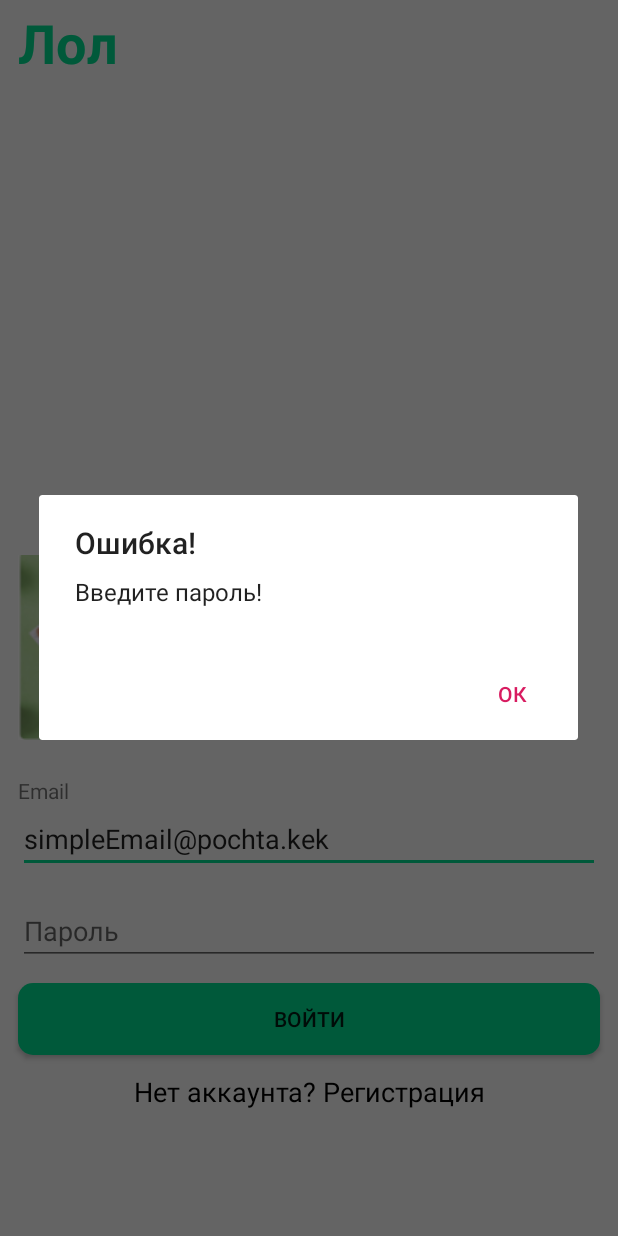
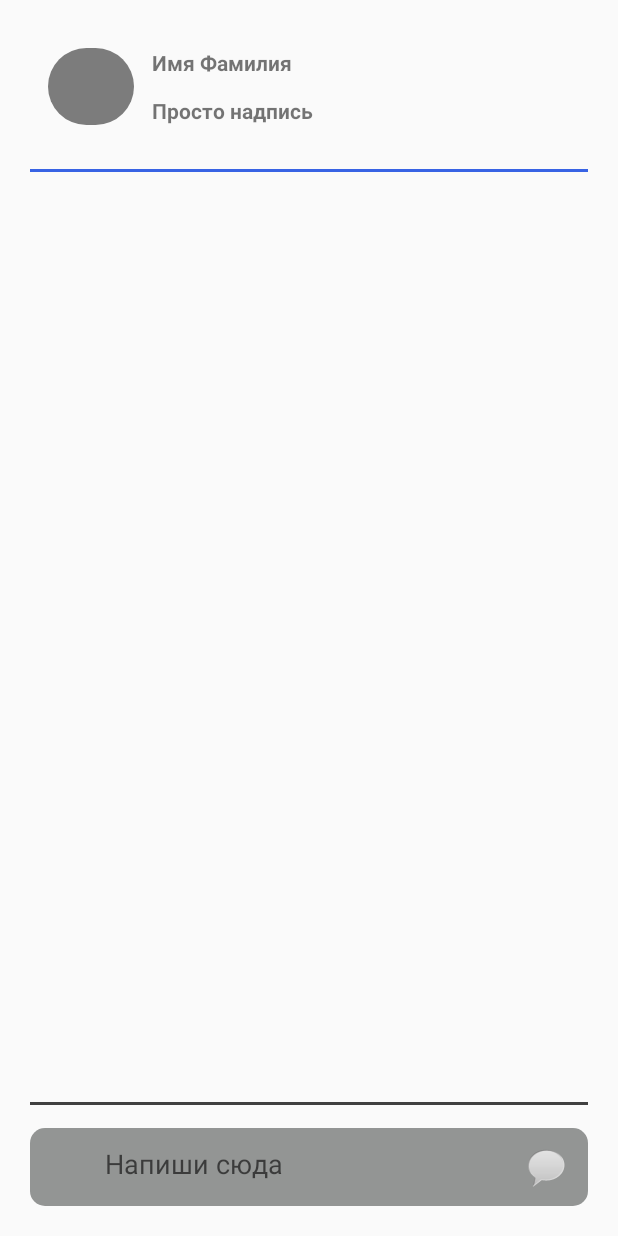
Before and after one commit to agv2807/SpinITHW, an Android app: the screen it shows after launch (MainActivity before the commit, ChatScreen after it), after a tap on "ВОЙТИ", on a phone screen of 412 x 824 dp. Run offline under Robolectric (Android 15) with nearby library versions, the phone set to English and light mode, and no system bars.

Commit message:
feat (chat): adapter for chat

```diff
--- a/app/build.gradle
+++ b/app/build.gradle
@@ -29,6 +29,7 @@ dependencies {
     implementation 'androidx.core:core-ktx:1.5.0-beta02'
     implementation 'androidx.constraintlayout:constraintlayout:1.1.3'
     implementation 'androidx.legacy:legacy-support-v4:1.0.0'
+    implementation 'androidx.recyclerview:recyclerview:1.2.0'
     testImplementation 'junit:junit:4.12'
     androidTestImplementation 'androidx.test:runner:1.1.0-alpha4'
     androidTestImplementation 'androidx.test.espresso:espresso-core:3.1.0-alpha4'
--- a/app/src/main/AndroidManifest.xml
+++ b/app/src/main/AndroidManifest.xml
@@ -9,7 +9,7 @@
             android:roundIcon="@mipmap/ic_launcher_round"
             android:supportsRtl="true"
             android:theme="@style/AppTheme">
-        <activity android:name=".MainMenuActivity"></activity>
+        <activity android:name=".ChatScreen"></activity>
         <activity android:name=".MainActivity">
             <intent-filter>
                 <action android:name="android.intent.action.MAIN" />
--- /dev/null
+++ b/app/src/main/java/com/example/register/ChatScreen.kt
@@ -0,0 +1,51 @@
+package com.example.register
+
+import androidx.appcompat.app.AppCompatActivity
+import android.os.Bundle
+import android.os.Handler
+import android.widget.*
+import androidx.recyclerview.widget.LinearLayoutManager
+import androidx.recyclerview.widget.RecyclerView
+
+
+class ChatScreen : AppCompatActivity(){
+
+
+    override fun onCreate(savedInstanceState: Bundle?) {
+        super.onCreate(savedInstanceState)
+        setContentView(R.layout.screen_chat)
+
+        val chatRv = findViewById<RecyclerView>(R.id.chatRv)
+        val editText = findViewById<EditText>(R.id.messageEd)
+        val sendMes = findViewById<ImageButton>(R.id.sendMesImB)
+        val messages = arrayListOf<Message>()
+        val adapter = RvAdapter()
+
+        chatRv.layoutManager = LinearLayoutManager(this, RecyclerView.VERTICAL, false)
+
+        sendMes.setOnClickListener {
+            if (editText.text.isEmpty()) {
+                Toast.makeText(this, "Введите сообщение", Toast.LENGTH_SHORT).show()
+            } else {
+                chatRv.adapter = adapter
+                messages.add(Message(editText.text.toString(), true))
+                adapter.setData(messages)
+                editText.setText("")
+                Handler().postDelayed(
+                    {
+                        chatRv.adapter = adapter
+                        messages.add(Message("Если ты меня не любишь, то я тоже нет", false))
+                        adapter.setData(messages)
+                    }, 3000)
+
+                Handler().postDelayed(
+                    {
+                        chatRv.adapter = adapter
+                        messages.add(Message("Если ты меня забудешь, то и я в ответ", false))
+                        adapter.setData(messages)
+                    }, 6000)
+            }
+        }
+    }
+
+}
--- a/app/src/main/java/com/example/register/MainActivity.kt
+++ b/app/src/main/java/com/example/register/MainActivity.kt
@@ -41,7 +41,7 @@ class MainActivity : AppCompatActivity() {
     }
 
     fun openMenuActivity(email: String, password: String, information: String){
-        val intent = Intent(this, MainMenuActivity::class.java)
+        val intent = Intent(this, ChatScreen::class.java)
         val user = User(email, password)
         intent.putExtra("user", user)
         intent.putExtra("information", information)
--- /dev/null
+++ b/app/src/main/java/com/example/register/Message.kt
@@ -0,0 +1,3 @@
+package com.example.register
+
+data class Message (val text: String, val isMy: Boolean)
--- /dev/null
+++ b/app/src/main/res/drawable/round_image.xml
@@ -0,0 +1,5 @@
+<?xml version="1.0" encoding="utf-8"?>
+<shape xmlns:android="http://schemas.android.com/apk/res/android" >
+    <solid android:color="#7C7C7C" />
+    <corners android:radius="300dp"/>
+</shape>
--- /dev/null
+++ b/app/src/main/res/drawable/rounded_corners_edit_text.xml
@@ -0,0 +1,8 @@
+<?xml version="1.0" encoding="utf-8"?>
+<shape xmlns:android="http://schemas.android.com/apk/res/android" >
+    <solid android:color="#939594" />
+    <corners android:bottomRightRadius="10dp"
+            android:bottomLeftRadius="10dp"
+            android:topRightRadius="10dp"
+            android:topLeftRadius="10dp"/>
+</shape>
--- a/app/src/main/res/layout/fragment_sign_in.xml
+++ b/app/src/main/res/layout/fragment_sign_in.xml
@@ -38,7 +38,8 @@
             android:layout_marginRight="12dp"
             android:layout_marginBottom="8dp"
             android:layout_marginTop="8dp"
-            android:inputType="textPassword" />
+            android:inputType="textPassword"
+            android:text="1111111111" />
     <Button
             android:text="@string/login"
             android:layout_width="match_parent"
--- /dev/null
+++ b/app/src/main/res/layout/screen_chat.xml
@@ -0,0 +1,130 @@
+<?xml version="1.0" encoding="utf-8"?>
+<LinearLayout xmlns:android="http://schemas.android.com/apk/res/android"
+        xmlns:app="http://schemas.android.com/apk/res-auto"
+        xmlns:tools="http://schemas.android.com/tools"
+        android:layout_width="match_parent"
+        android:layout_height="match_parent"
+        tools:context=".ChatScreen"
+        android:orientation="vertical"
+        android:layout_weight="1">
+
+    <androidx.constraintlayout.widget.ConstraintLayout
+            android:layout_width="match_parent"
+            android:layout_height="97dp"
+            android:id="@+id/userInfContainer">
+
+        <ImageView
+                android:layout_width="57dp"
+                android:layout_height="51dp"
+                android:id="@+id/avatarIv"
+                app:layout_constraintStart_toStartOf="parent"
+                app:layout_constraintTop_toTopOf="parent"
+                android:layout_marginLeft="32dp"
+                android:layout_marginTop="32dp"
+                android:layout_marginStart="32dp"
+                app:srcCompat="@drawable/round_image" />
+
+        <TextView
+                android:layout_width="0dp"
+                android:layout_height="wrap_content"
+                android:id="@+id/userInfTv"
+                app:layout_constraintStart_toEndOf="@+id/avatarIv"
+                android:layout_marginLeft="12dp"
+                android:layout_marginStart="12dp"
+                app:layout_constraintTop_toTopOf="parent"
+                android:layout_marginTop="32dp"
+                app:layout_constraintEnd_toEndOf="parent"
+                android:textStyle="bold"
+                app:layout_constraintHorizontal_bias="0.0"
+                android:text="@string/name_and_surname" />
+
+        <TextView
+                android:layout_width="0dp"
+                android:layout_height="wrap_content"
+                android:id="@+id/justStrTv"
+                app:layout_constraintStart_toEndOf="@+id/avatarIv"
+                android:layout_marginLeft="12dp"
+                android:layout_marginStart="12dp"
+                app:layout_constraintBottom_toBottomOf="@+id/avatarIv"
+                app:layout_constraintEnd_toEndOf="parent"
+                android:text="@string/just_str"
+                android:textStyle="bold" />
+
+    </androidx.constraintlayout.widget.ConstraintLayout>
+
+    <View
+            android:layout_width="match_parent"
+            android:layout_height="2dp"
+            android:background="#3863E4"
+            android:layout_marginLeft="20dp"
+            android:layout_marginRight="20dp"
+            android:id="@+id/sepLineUp"
+            android:layout_marginStart="20dp"
+            android:layout_marginEnd="20dp"
+            android:layout_marginTop="15dp"
+            android:layout_marginBottom="15dp" />
+
+    <androidx.recyclerview.widget.RecyclerView
+            android:layout_width="match_parent"
+            android:layout_height="match_parent"
+            android:id="@+id/chatRv"
+            android:layout_marginLeft="20dp"
+            android:layout_marginStart="20dp"
+            android:layout_marginRight="20dp"
+            android:layout_marginEnd="20dp"
+            android:layout_weight="1" />
+
+    <View
+            android:layout_width="match_parent"
+            android:layout_height="2dp"
+            android:background="#404040"
+            android:layout_marginLeft="20dp"
+            android:layout_marginRight="20dp"
+            android:id="@+id/sepLineDown"
+            android:layout_marginStart="20dp"
+            android:layout_marginEnd="20dp"
+            android:layout_marginTop="15dp"
+            android:layout_marginBottom="15dp" />
+
+    <androidx.constraintlayout.widget.ConstraintLayout
+            android:layout_width="match_parent"
+            android:layout_height="52dp"
+            android:id="@+id/messageContainer"
+            android:layout_marginLeft="20dp"
+            android:layout_marginStart="20dp"
+            android:layout_marginRight="20dp"
+            android:layout_marginEnd="20dp"
+            android:background="@drawable/rounded_corners_edit_text"
+            android:layout_marginBottom="20dp">
+
+        <EditText
+                android:layout_width="284dp"
+                android:layout_height="48dp"
+                android:inputType="textMultiLine"
+                android:ems="10"
+                android:id="@+id/messageEd"
+                android:hint="@string/write_here"
+                android:paddingLeft="10dp"
+                android:paddingRight="10dp"
+                app:layout_constraintTop_toTopOf="parent"
+                app:layout_constraintStart_toStartOf="parent"
+                app:layout_constraintBottom_toBottomOf="parent"
+                app:layout_constraintVertical_bias="0.0"
+                app:layout_constraintEnd_toStartOf="@+id/sendMesImB"
+                android:background="#00FFFFFF"
+                android:layout_marginLeft="35dp"
+                android:layout_marginStart="35dp" />
+
+        <ImageButton
+                android:layout_width="wrap_content"
+                android:layout_height="wrap_content"
+                android:id="@+id/sendMesImB"
+                android:background="@android:drawable/sym_action_chat"
+                app:layout_constraintEnd_toEndOf="parent"
+                app:layout_constraintTop_toTopOf="@+id/messageEd"
+                app:layout_constraintBottom_toBottomOf="@+id/messageEd"
+                android:layout_marginEnd="12dp"
+                android:layout_marginRight="12dp"
+                app:layout_constraintVertical_bias="0.625" />
+    </androidx.constraintlayout.widget.ConstraintLayout>
+</LinearLayout>
--- a/app/src/main/res/values/strings.xml
+++ b/app/src/main/res/values/strings.xml
@@ -14,4 +14,7 @@
     <string name="expample_mail">simpleEmail@pochta.kek</string>
     <!-- TODO: Remove or change this placeholder text -->
     <string name="hello_blank_fragment">Hello blank fragment</string>
+    <string name="just_str">Просто надпись</string>
+    <string name="write_here">Напиши сюда</string>
+    <string name="name_and_surname">Имя Фамилия</string>
 </resources>
--- a/build.gradle
+++ b/build.gradle
@@ -8,7 +8,7 @@ buildscript {
 
     }
     dependencies {
-        classpath 'com.android.tools.build:gradle:3.3.2'
+        classpath 'com.android.tools.build:gradle:4.1.3'
         classpath "org.jetbrains.kotlin:kotlin-gradle-plugin:$kotlin_version"
         // NOTE: Do not place your application dependencies here; they belong
         // in the individual module build.gradle files
```
Also changed, not shown: app/src/main/java/com/example/register/MainMenuActivity.kt (deleted, +0 -22 lines), app/src/main/java/com/example/register/RvAdapter.kt (added, +63 -0 lines), app/src/main/res/drawable/round_message.xml (added, +8 -0 lines), app/src/main/res/layout/activity_main_menu.xml (deleted, +0 -31 lines), app/src/main/res/layout/my_message.xml (added, +29 -0 lines), app/src/main/res/layout/other_message.xml (added, +29 -0 lines), gradle/wrapper/gradle-wrapper.properties.
